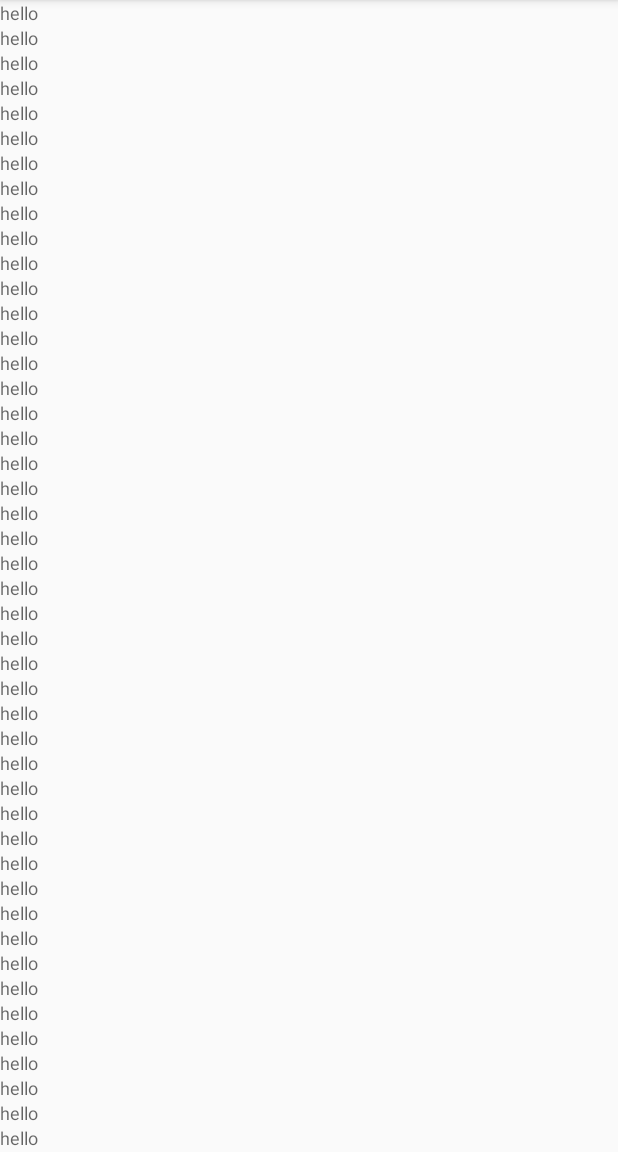
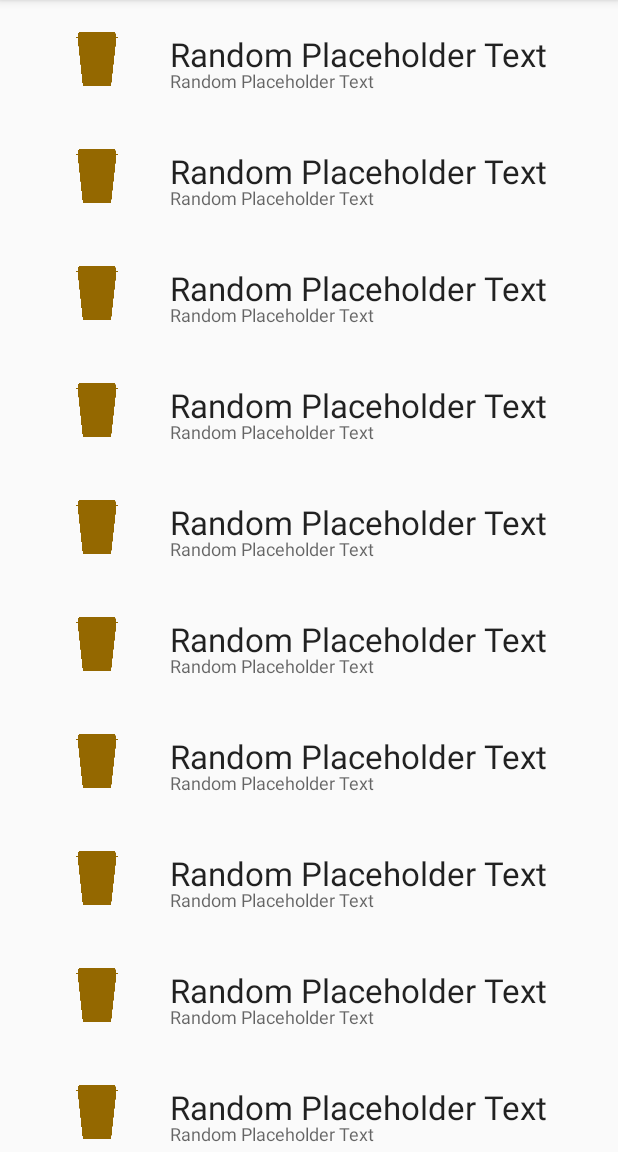
Before and after one commit to DhruvamSharma/Recycler-View-Series, an Android app: the screen it shows after launch (MainActivity), on a phone screen of 412 x 824 dp, the part 84-1236 px from its top. Run offline under Robolectric (Android 15) with nearby library versions, the phone set to English and light mode, and no system bars.

Commit message:
list created

```diff
--- a/app/src/main/java/com/dhruvam/recyclerviewseries/data/ImageListAdapter.java
+++ b/app/src/main/java/com/dhruvam/recyclerviewseries/data/ImageListAdapter.java
@@ -31,7 +31,7 @@ public class ImageListAdapter extends RecyclerView.Adapter<ImageListAdapter.Imag
 
     @Override
     public void onBindViewHolder(@NonNull ImageListViewHolder holder, int position) {
-        holder.listItemText.setText(data.get(position));
+
     }
 
     @Override
@@ -44,7 +44,7 @@ public class ImageListAdapter extends RecyclerView.Adapter<ImageListAdapter.Imag
         public ImageListViewHolder(@NonNull View itemView) {
             super(itemView);
 
-            listItemText = itemView.findViewById(R.id.list_item_text);
+            listItemText = itemView.findViewById(R.id.list_item_reward_headline_tv);
         }
     }
 }
--- a/app/src/main/res/layout/list_item.xml
+++ b/app/src/main/res/layout/list_item.xml
@@ -1,12 +1,42 @@
 <?xml version="1.0" encoding="utf-8"?>
-<LinearLayout xmlns:android="http://schemas.android.com/apk/res/android"
+<androidx.constraintlayout.widget.ConstraintLayout xmlns:android="http://schemas.android.com/apk/res/android"
+    xmlns:app="http://schemas.android.com/apk/res-auto"
+    android:layout_margin="16dp"
     android:orientation="vertical" android:layout_width="match_parent"
     android:layout_height="wrap_content">
 
+    <ImageView
+        android:id="@+id/list_item_cup_iv"
+        android:layout_width="36dp"
+        android:layout_height="36dp"
+        android:contentDescription="@string/content_description_cup_image"
+        android:src="@drawable/free_drink_mug"
+
+        app:layout_constraintBottom_toBottomOf="parent"
+        app:layout_constraintEnd_toStartOf="@id/list_item_reward_headline_tv"
+        app:layout_constraintStart_toStartOf="parent"
+        app:layout_constraintTop_toTopOf="parent" />
+
     <TextView
-        android:id="@+id/list_item_text"
+        android:id="@+id/list_item_reward_headline_tv"
         android:layout_width="wrap_content"
         android:layout_height="wrap_content"
-        android:textAppearance="@style/TextAppearance.AppCompat.Caption"/>
+        android:textAppearance="@style/Base.TextAppearance.AppCompat.Large"
+        android:text="@string/random_placeholder_text"
 
-</LinearLayout>
+        app:layout_constraintStart_toEndOf="@id/list_item_cup_iv"
+        app:layout_constraintTop_toTopOf="@id/list_item_cup_iv"
+        app:layout_constraintEnd_toEndOf="parent"/>
+
+    <TextView
+        android:id="@+id/list_item_reward_caption_tv"
+        android:layout_width="wrap_content"
+        android:layout_height="wrap_content"
+        android:textAppearance="@style/Base.TextAppearance.AppCompat.Caption"
+        android:text="@string/random_placeholder_text"
+
+        app:layout_constraintStart_toStartOf="@id/list_item_reward_headline_tv"
+        app:layout_constraintTop_toBottomOf="@id/list_item_reward_headline_tv"
+        app:layout_constraintBottom_toBottomOf="@id/list_item_cup_iv"/>
+
+</androidx.constraintlayout.widget.ConstraintLayout>
--- a/app/src/main/res/values/strings.xml
+++ b/app/src/main/res/values/strings.xml
@@ -1,3 +1,5 @@
 <resources>
     <string name="app_name">RecyclerViewSeries</string>
+    <string name="content_description_cup_image">cup image</string>
+    <string name="random_placeholder_text">Random Placeholder Text</string>
 </resources>
```
Also changed, not shown: 3 other files.
